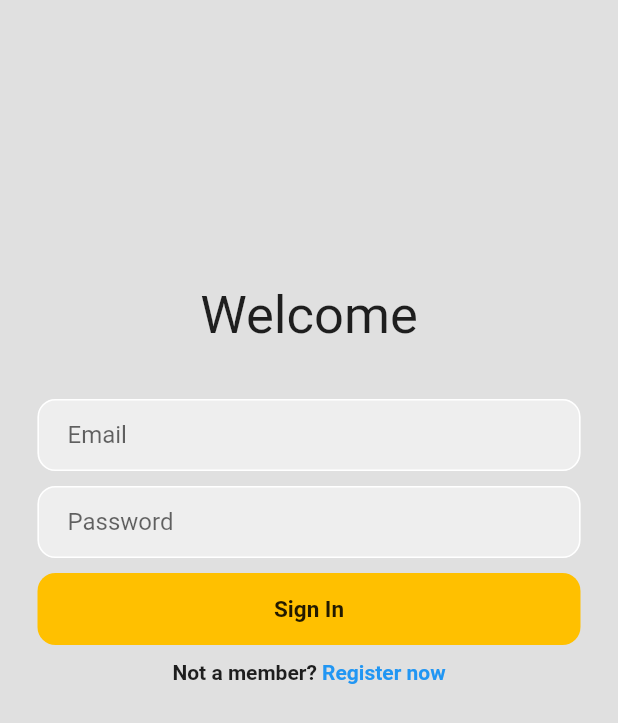
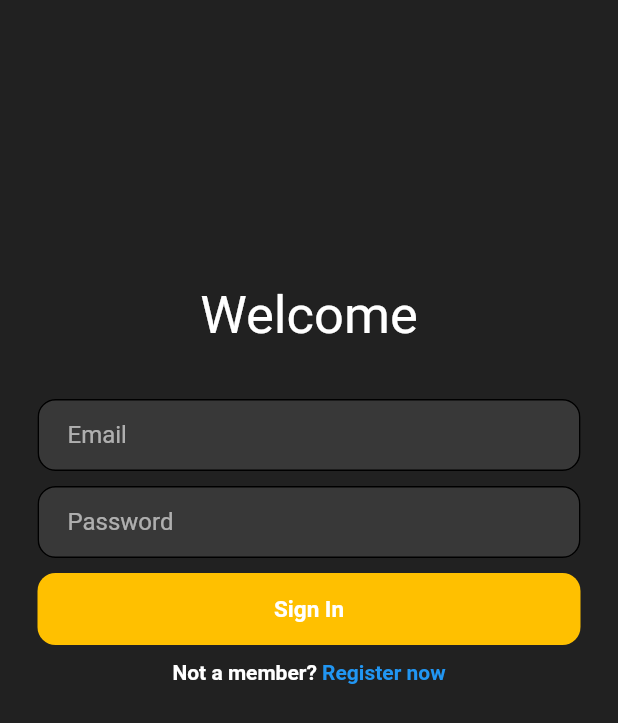
Before and after one commit to Remrem1645/AnywhereNotes, a Flutter app: the screen it shows after launch, on a phone screen of 412 x 824 dp. Shown: the top 723 px of the screen. Run offline on Flutter 3.47's test engine with Material 2 defaults, Android fonts, the phone set to English and light mode, and no system bars; our stand-ins replace cloud_firestore, firebase_auth, firebase_core, google_fonts, settings_ui; accounts and stored records are empty.

Commit message:
more dark mode support

```diff
--- a/lib/main.dart
+++ b/lib/main.dart
@@ -27,7 +27,7 @@ class MyApp extends StatelessWidget {
           final themeProvider = Provider.of<ThemeProvider>(context);
 
           return MaterialApp(
-            themeMode: themeProvider.themeMode,
+            themeMode: ThemeMode.dark,
             theme: MyThemes.lightTheme,
             darkTheme: MyThemes.darkTheme,
             debugShowCheckedModeBanner: false,
--- a/lib/screens/home_screen.dart
+++ b/lib/screens/home_screen.dart
@@ -42,11 +42,13 @@ class _HomeScreenState extends State<HomeScreen> {
         child: AppBar(
           iconTheme: IconThemeData(color: AppStyle.textColor),
           elevation: 5.0,
-          title: const Text(
+          backgroundColor: Theme.of(context).primaryColor,
+          title: Text(
             "Notes",
             style: TextStyle(
               fontSize: 23,
               fontWeight: FontWeight.bold,
+              color: Theme.of(context).secondaryHeaderColor
             ),
           ),
           centerTitle: true,
--- a/lib/screens/login_screen.dart
+++ b/lib/screens/login_screen.dart
@@ -41,7 +41,6 @@ class _LoginPageState extends State<LoginPage> {
   @override
   Widget build(BuildContext context) {
     return Scaffold(
-      backgroundColor: AppStyle.mainColor,
       body: SafeArea(
         child: SingleChildScrollView(
           child: Center(
@@ -64,16 +63,15 @@ class _LoginPageState extends State<LoginPage> {
                   controller: _emailController,
                   decoration: InputDecoration(
                     enabledBorder: OutlineInputBorder(
-                      borderSide: const BorderSide(color: Colors.white),
+                      borderSide: const BorderSide(),
                       borderRadius: BorderRadius.circular(12),
                     ),
                     focusedBorder: OutlineInputBorder(
-                      borderSide: const BorderSide(color: Colors.amber),
+                      borderSide: const BorderSide(),
                       borderRadius: BorderRadius.circular(12),
                     ),
                     contentPadding: const EdgeInsets.only(left: 20.0),
                     hintText: 'Email',
-                    fillColor: Colors.grey[200],
                     filled: true,
                   ),
                 ),
@@ -88,16 +86,15 @@ class _LoginPageState extends State<LoginPage> {
                   controller: _passwordController,
                   decoration: InputDecoration(
                     enabledBorder: OutlineInputBorder(
-                      borderSide: const BorderSide(color: Colors.white),
+                      borderSide: const BorderSide(),
                       borderRadius: BorderRadius.circular(12),
                     ),
                     focusedBorder: OutlineInputBorder(
-                      borderSide: const BorderSide(color: Colors.amber),
+                      borderSide: const BorderSide(),
                       borderRadius: BorderRadius.circular(12),
                     ),
                     contentPadding: const EdgeInsets.only(left: 20.0),
                     hintText: 'Password',
-                    fillColor: Colors.grey[200],
                     filled: true,
                   ),
                   obscureText: true
@@ -121,7 +118,6 @@ class _LoginPageState extends State<LoginPage> {
                       child: Text(
                         'Sign In',
                         style: TextStyle(
-                          color: Colors.black87,
                           fontWeight: FontWeight.bold,
                           fontSize: 15,
                         ),
--- a/lib/screens/setting_sreen.dart
+++ b/lib/screens/setting_sreen.dart
@@ -31,10 +31,12 @@ class _SettingScreenState extends State<SettingScreen> {
 
       appBar: AppBar(
         iconTheme: IconThemeData(color:  AppStyle.textColor),
-        title: const Text(
+        backgroundColor: Theme.of(context).primaryColor,
+        title: Text(
           "Settings",
           style: TextStyle(
             fontSize: 23,
+            color: Theme.of(context).secondaryHeaderColor
           ),
         ),
         centerTitle: true,
@@ -43,7 +45,7 @@ class _SettingScreenState extends State<SettingScreen> {
       body: SettingsList(
         sections: [
           SettingsSection(
-            title: const Text('Common', style: TextStyle(),),
+            title: Text('Common', style: TextStyle(color: Theme.of(context).primaryColor),),
             tiles: [
               SettingsTile.switchTile(
                 title: const Text('Dark Mode'),
--- a/lib/style/app_themes.dart
+++ b/lib/style/app_themes.dart
@@ -23,12 +23,16 @@ class ThemeProvider extends ChangeNotifier {
 class MyThemes {
   static final darkTheme = ThemeData(
     scaffoldBackgroundColor: Colors.grey.shade900,
+    primaryColor: Colors.amber,
+    secondaryHeaderColor: Colors.black,
     colorScheme: const ColorScheme.dark(),
 
   );
 
   static final lightTheme = ThemeData(
     scaffoldBackgroundColor: Colors.white,
+    primaryColor: Colors.amber,
+    secondaryHeaderColor: Colors.white,
     colorScheme: const ColorScheme.light(),
 
   );
```
